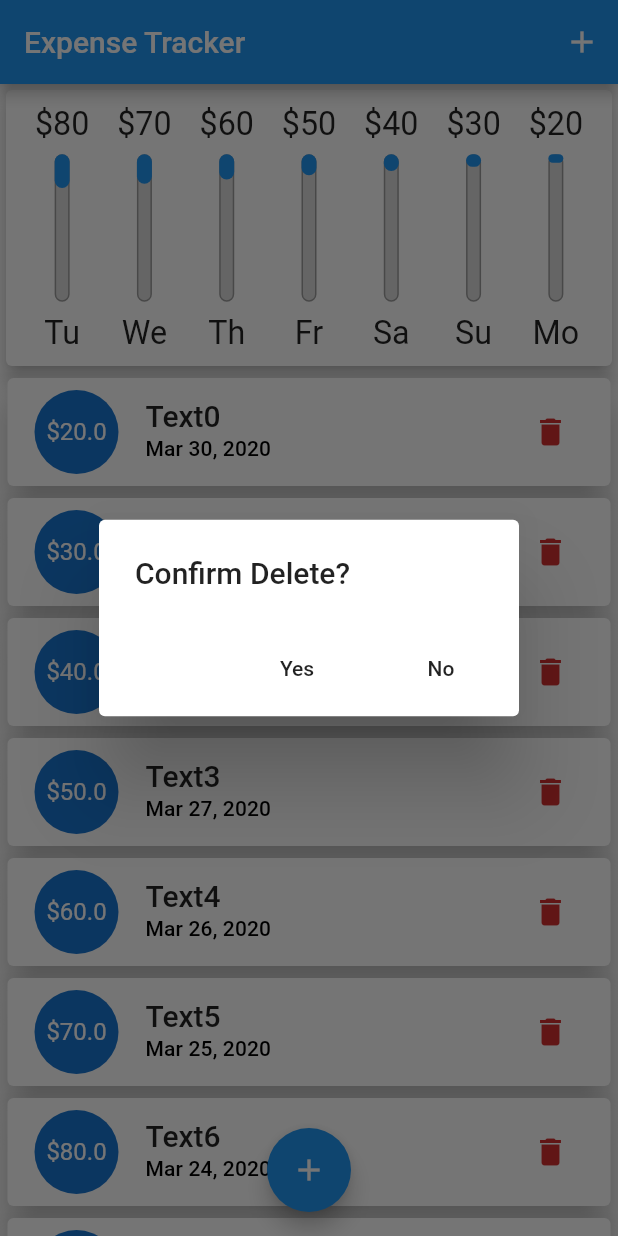
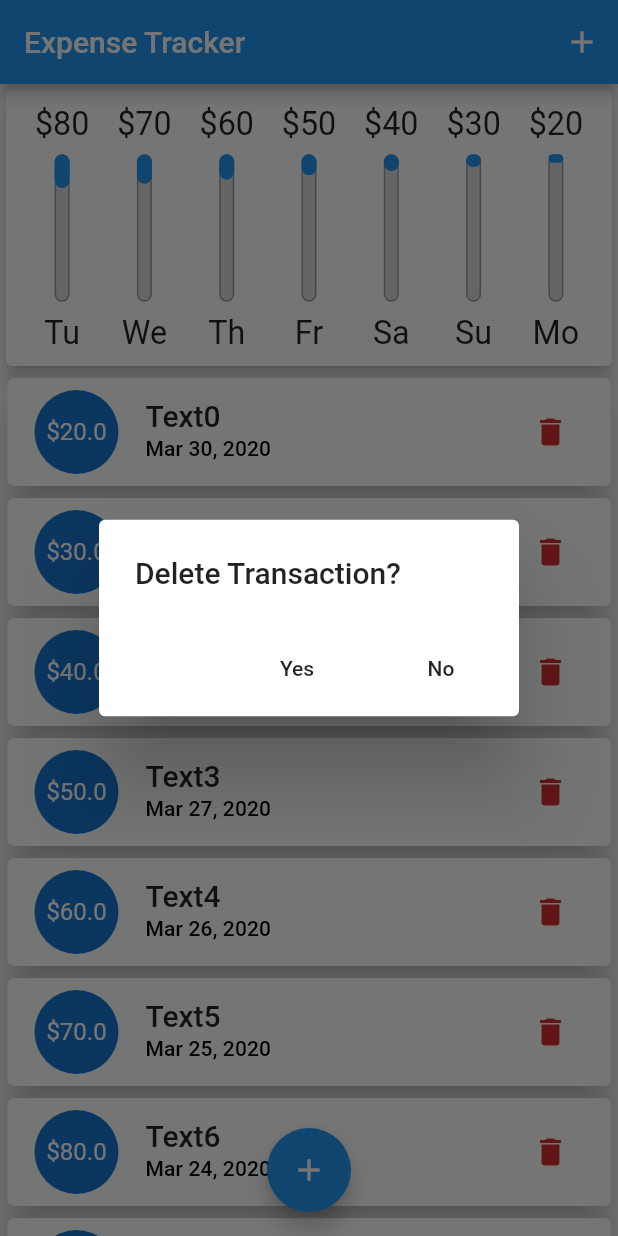
Before and after one commit to manideepsegu/expense_tracker, a Flutter app: the screen it shows after launch, after a tap on the "delete" icon, on a phone screen of 412 x 824 dp. Run offline on Flutter 3.47's test engine with Material 2 defaults, Android fonts, the phone set to English and light mode, and no system bars.

Commit message:
Minor enhancements

```diff
--- a/lib/main.dart
+++ b/lib/main.dart
@@ -1,3 +1,5 @@
+import 'dart:io';
+
 import 'package:flutter/material.dart';
 // To disable landscape mode
 // import 'package:flutter/services.dart';
@@ -77,7 +79,7 @@ class _MyHomePageState extends State<MyHomePage> {
       builder: (_) {
         return AlertDialog(
           title: Text(
-            "Confirm Delete?",
+            "Delete Transaction?",
             style: TextStyle(),
           ),
           actions: <Widget>[
@@ -143,7 +145,7 @@ class _MyHomePageState extends State<MyHomePage> {
     );
     return Scaffold(
       appBar: appBar,
-      floatingActionButton: isLandscape
+      floatingActionButton: isLandscape || Platform.isIOS
           ? null
           : FloatingActionButton(
               child: Icon(Icons.add),
@@ -198,7 +200,8 @@ class _MyHomePageState extends State<MyHomePage> {
                       child: Row(
                         mainAxisAlignment: MainAxisAlignment.center,
                         children: <Widget>[
-                          Switch(
+                          Switch.adaptive(
+                            activeColor: Theme.of(context).primaryColorLight,
                             value: _showChart,
                             onChanged: (val) {
                               setState(() {
```
